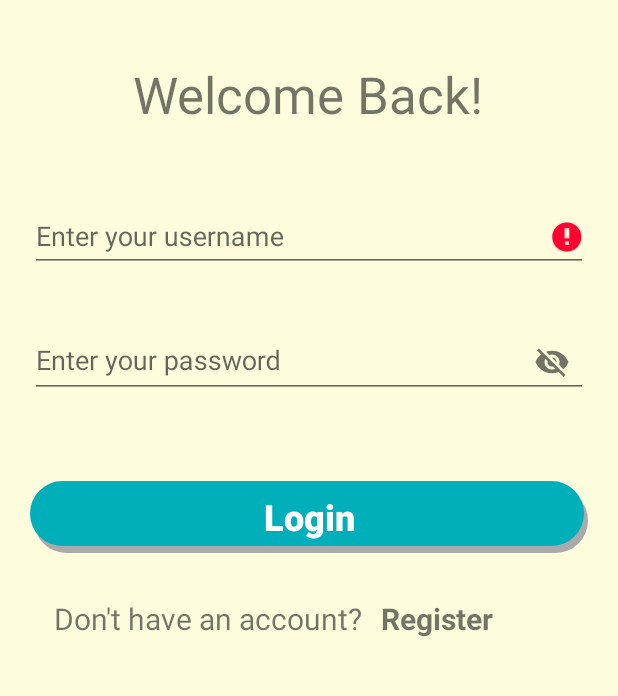
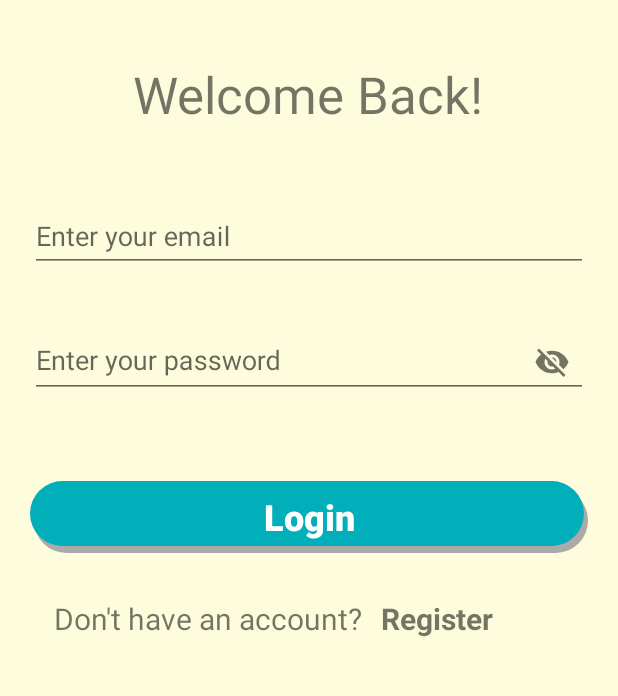
Before and after one commit to miljanasimic/MOSIS-Projekat, an Android app: the LoginFragment screen opened through its navigation route, after a tap on an icon or button, on a phone screen of 412 x 824 dp, the part 270-966 px from its top. Run offline under Robolectric (Android 15) with nearby library versions, the phone set to English and light mode, and no system bars; our stand-ins replace navigation-ui; 2 other taps on this screen came first.

Commit message:
create user firebase

```diff
--- a/PetFinder/app/build.gradle
+++ b/PetFinder/app/build.gradle
@@ -52,4 +52,5 @@ dependencies {
     androidTestImplementation 'androidx.test.espresso:espresso-core:3.4.0'
     implementation platform('com.google.firebase:firebase-bom:30.1.0')
     implementation 'com.google.firebase:firebase-analytics-ktx'
+    implementation 'com.google.firebase:firebase-auth-ktx'
 }
--- a/PetFinder/app/src/main/java/elfak/mosis/petfinder/ui/login/LoginFormState.kt
+++ b/PetFinder/app/src/main/java/elfak/mosis/petfinder/ui/login/LoginFormState.kt
@@ -4,7 +4,7 @@ package elfak.mosis.petfinder.ui.login
  * Data validation state of the login form.
  */
 data class LoginFormState(
-    val usernameError: Int? = null,
+    val emailError: Int? = null,
     val passwordError: Int? = null,
     val isDataValid: Boolean = false
 )
--- a/PetFinder/app/src/main/java/elfak/mosis/petfinder/ui/login/LoginFragment.kt
+++ b/PetFinder/app/src/main/java/elfak/mosis/petfinder/ui/login/LoginFragment.kt
@@ -45,72 +45,66 @@ class LoginFragment : Fragment() {
         loginViewModel = ViewModelProvider(this, LoginViewModelFactory())
             .get(LoginViewModel::class.java)
 
-        val usernameEditText = binding.username
-        val passwordEditText = binding.password
-        val loginButton = binding.login
+        val emailEditText: EditText = binding.email
+        val passwordEditText: EditText = binding.password
+        val loginButton: Button = binding.login
         val loadingProgressBar = binding.loading
+        loginButton.isEnabled=false
 
        binding.textRegister.setOnClickListener {
            findNavController().navigate(R.id.action_LoginFragment_to_RegistrationFragment)
        }
-        loginViewModel.loginFormState.observe(viewLifecycleOwner,
-            Observer { loginFormState ->
-                if (loginFormState == null) {
-                    return@Observer
-                }
-                loginButton.isEnabled = loginFormState.isDataValid
-                loginFormState.usernameError?.let {
-                    usernameEditText.error = getString(it)
-                }
-                loginFormState.passwordError?.let {
-                    passwordEditText.error = getString(it)
-                }
-            })
-
-        loginViewModel.loginResult.observe(viewLifecycleOwner,
-            Observer { loginResult ->
-                loginResult ?: return@Observer
-                loadingProgressBar.visibility = View.GONE
-                loginResult.error?.let {
-                    showLoginFailed(it)
-                }
-                loginResult.success?.let {
-                    updateUiWithUser(it)
-                }
-            })
+//        loginViewModel.loginFormState.observe(viewLifecycleOwner,
+//            Observer { loginFormState ->
+//                if (loginFormState == null) {
+//                    return@Observer
+//                }
+//                loginButton.isEnabled = loginFormState.isDataValid
+//                loginFormState.emailError?.let {
+//                    emailEditText.error = getString(it)
+//                }
+//                loginFormState.passwordError?.let {
+//                    passwordEditText.error = getString(it)
+//                }
+//            })
+//
+//        loginViewModel.loginResult.observe(viewLifecycleOwner,
+//            Observer { loginResult ->
+//                loginResult ?: return@Observer
+//                loadingProgressBar.visibility = View.GONE
+//                loginResult.error?.let {
+//                    showLoginFailed(it)
+//                }
+//                loginResult.success?.let {
+//                    updateUiWithUser(it)
+//                }
+//            })
 
         val afterTextChangedListener = object : TextWatcher {
             override fun beforeTextChanged(s: CharSequence, start: Int, count: Int, after: Int) {
-                // ignore
             }
-
             override fun onTextChanged(s: CharSequence, start: Int, before: Int, count: Int) {
-                // ignore
             }
-
             override fun afterTextChanged(s: Editable) {
-                loginViewModel.loginDataChanged(
-                    usernameEditText.text.toString(),
-                    passwordEditText.text.toString()
-                )
+                loginButton.isEnabled= (emailEditText.text.isNotEmpty()) && (passwordEditText.text.isNotEmpty())
             }
         }
-        usernameEditText.addTextChangedListener(afterTextChangedListener)
+        emailEditText.addTextChangedListener(afterTextChangedListener)
         passwordEditText.addTextChangedListener(afterTextChangedListener)
-        passwordEditText.setOnEditorActionListener { _, actionId, _ ->
-            if (actionId == EditorInfo.IME_ACTION_DONE) {
-                loginViewModel.login(
-                    usernameEditText.text.toString(),
-                    passwordEditText.text.toString()
-                )
-            }
-            false
-        }
+//        passwordEditText.setOnEditorActionListener { _, actionId, _ ->
+//            if (actionId == EditorInfo.IME_ACTION_DONE) {
+//                loginViewModel.login(
+//                    emailEditText.text.toString(),
+//                    passwordEditText.text.toString()
+//                )
+//            }
+//            false
+//        }
 
         loginButton.setOnClickListener {
             loadingProgressBar.visibility = View.VISIBLE
             loginViewModel.login(
-                usernameEditText.text.toString(),
+                emailEditText.text.toString(),
                 passwordEditText.text.toString()
             )
         }
--- a/PetFinder/app/src/main/java/elfak/mosis/petfinder/ui/login/LoginViewModel.kt
+++ b/PetFinder/app/src/main/java/elfak/mosis/petfinder/ui/login/LoginViewModel.kt
@@ -17,9 +17,9 @@ class LoginViewModel(private val loginRepository: LoginRepository) : ViewModel()
     private val _loginResult = MutableLiveData<LoginResult>()
     val loginResult: LiveData<LoginResult> = _loginResult
 
-    fun login(username: String, password: String) {
+    fun login(email: String, password: String) {
         // can be launched in a separate asynchronous job
-        val result = loginRepository.login(username, password)
+        val result = loginRepository.login(email, password)
 
         if (result is Result.Success) {
             _loginResult.value =
@@ -29,9 +29,9 @@ class LoginViewModel(private val loginRepository: LoginRepository) : ViewModel()
         }
     }
 
-    fun loginDataChanged(username: String, password: String) {
-        if (!isUserNameValid(username)) {
-            _loginForm.value = LoginFormState(usernameError = R.string.invalid_username)
+    fun loginDataChanged(email: String, password: String) {
+        if (!isEmailValid(email)) {
+            _loginForm.value = LoginFormState(emailError = R.string.invalid_email)
         } else if (!isPasswordValid(password)) {
             _loginForm.value = LoginFormState(passwordError = R.string.invalid_password)
         } else {
@@ -39,12 +39,12 @@ class LoginViewModel(private val loginRepository: LoginRepository) : ViewModel()
         }
     }
 
-    // A placeholder username validation check
-    private fun isUserNameValid(username: String): Boolean {
-        return if (username.contains("@")) {
-            Patterns.EMAIL_ADDRESS.matcher(username).matches()
+    // A placeholder email validation check
+    private fun isEmailValid(email: String): Boolean {
+        return if (email.contains("@")) {
+            Patterns.EMAIL_ADDRESS.matcher(email).matches()
         } else {
-            username.isNotBlank()
+            email.isNotBlank()
         }
     }
 
--- a/PetFinder/app/src/main/res/layout/fragment_login.xml
+++ b/PetFinder/app/src/main/res/layout/fragment_login.xml
@@ -34,11 +34,11 @@
         app:layout_constraintHorizontal_bias="0.497"
         app:layout_constraintStart_toStartOf="parent"
         app:layout_constraintTop_toBottomOf="@+id/imageLogo"
-        app:layout_constraintBottom_toTopOf="@id/username_text_input_layout"/>
+        app:layout_constraintBottom_toTopOf="@id/email_text_input_layout"/>
 
 
     <com.google.android.material.textfield.TextInputLayout
-        android:id="@id/username_text_input_layout"
+        android:id="@id/email_text_input_layout"
         android:layout_width="match_parent"
         android:layout_height="wrap_content"
         android:layout_marginLeft="20dp"
@@ -51,14 +51,14 @@
         app:layout_constraintVertical_bias="0.182">
 
         <EditText
-            android:id="@+id/username"
+            android:id="@+id/email"
             android:layout_width="match_parent"
             android:layout_height="wrap_content"
             android:layout_marginTop="5dp"
             android:layout_marginBottom="5dp"
             android:autofillHints="username"
-            android:hint="@string/prompt_username"
-            android:inputType="text"
+            android:hint="@string/prompt_email"
+            android:inputType="textEmailAddress"
             android:selectAllOnFocus="true"
             android:textColor="#AAAAAA"
             app:layout_constraintEnd_toEndOf="parent"
@@ -76,7 +76,7 @@
         app:layout_constraintBottom_toTopOf="@+id/login"
         app:layout_constraintEnd_toEndOf="parent"
         app:layout_constraintStart_toStartOf="parent"
-        app:layout_constraintTop_toBottomOf="@+id/username_text_input_layout"
+        app:layout_constraintTop_toBottomOf="@+id/email_text_input_layout"
         app:passwordToggleEnabled="true">
 
         <EditText
--- a/PetFinder/app/src/main/res/navigation/nav_graph.xml
+++ b/PetFinder/app/src/main/res/navigation/nav_graph.xml
@@ -27,7 +27,7 @@
 
      <fragment
          android:id="@+id/RegistrationFragment"
-         android:name="elfak.mosis.petfinder.RegistrationFragment"
+         android:name="elfak.mosis.petfinder.ui.register.RegistrationFragment"
          tools:layout="@layout/fragment_registration">
          <action
              android:id="@+id/action_RegistrationFragment_to_LoginFragment"
--- a/PetFinder/app/src/main/res/values/strings.xml
+++ b/PetFinder/app/src/main/res/values/strings.xml
@@ -5,11 +5,11 @@
     <string name="signup">Sign Up</string>
     <string name="app_description">Help people find their best friend!</string>
     <!-- Strings related to login page-->
-    <string name="prompt_username">Enter your username</string>
+    <string name="prompt_email">Enter your email</string>
     <string name="prompt_password">Enter your password</string>
     <string name="title">Welcome Back!</string>
     <string name="welcome">Welcome</string>
-    <string name="invalid_username">Not a valid username</string>
+    <string name="invalid_email">Not a valid e-mail address</string>
     <string name="invalid_password">Password must be >5 characters</string>
     <string name="login_failed">"Login failed"</string>
     <string name="don_t_have_an_account">Don\'t have an account?</string>
@@ -22,7 +22,7 @@
     <string name="prompt_last_name">Last Name</string>
     <string name="prompt_phone">Phone Number</string>
     <string name="prompt_password_signup">Password</string>
-    <string name="prompt_username_signup">Username</string>
+    <string name="prompt_email_signup">E-mail</string>
     <string name="take_photo">Take a photo</string>
     <string name="already_have_acc">Already have an account?</string>
 
```
Also changed, not shown: PetFinder/app/src/main/java/elfak/mosis/petfinder/RegistrationFragment.kt (deleted, +0 -56 lines), PetFinder/app/src/main/java/elfak/mosis/petfinder/data/model/User.kt (added, +7 -0 lines), PetFinder/app/src/main/java/elfak/mosis/petfinder/ui/register/RegisterViewModel.kt (added, +20 -0 lines), PetFinder/app/src/main/java/elfak/mosis/petfinder/ui/register/RegistrationFragment.kt (added, +108 -0 lines), PetFinder/app/src/main/res/drawable/ic_baseline_person_24.xml (added, +10 -0 lines), PetFinder/app/src/main/res/layout/fragment_registration.xml (+9 -9 lines).
